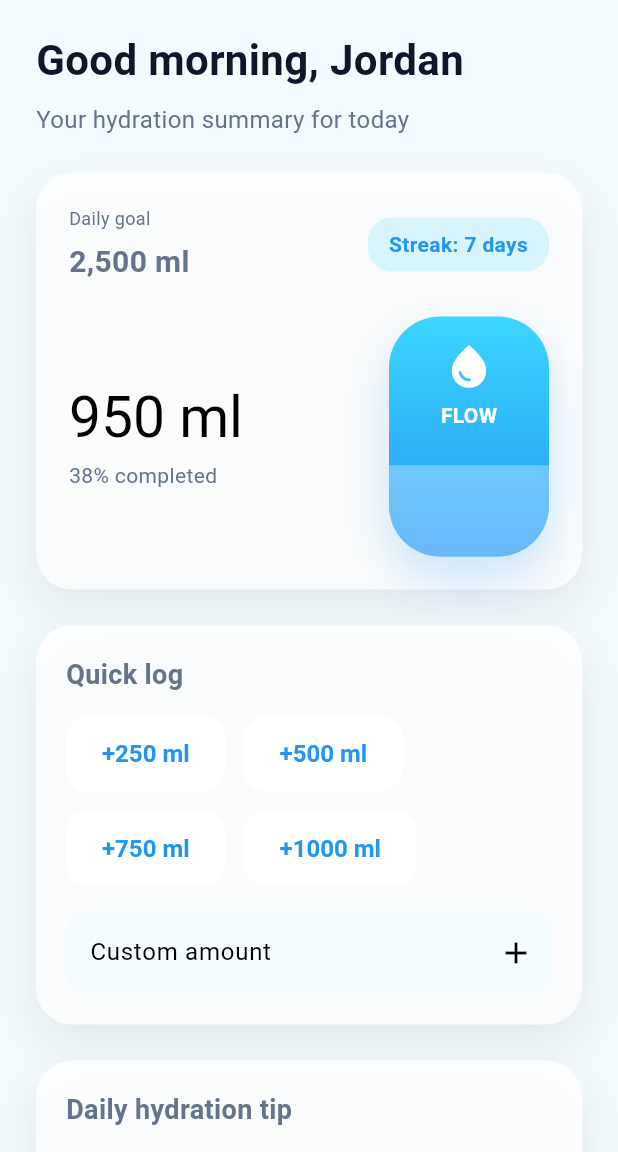
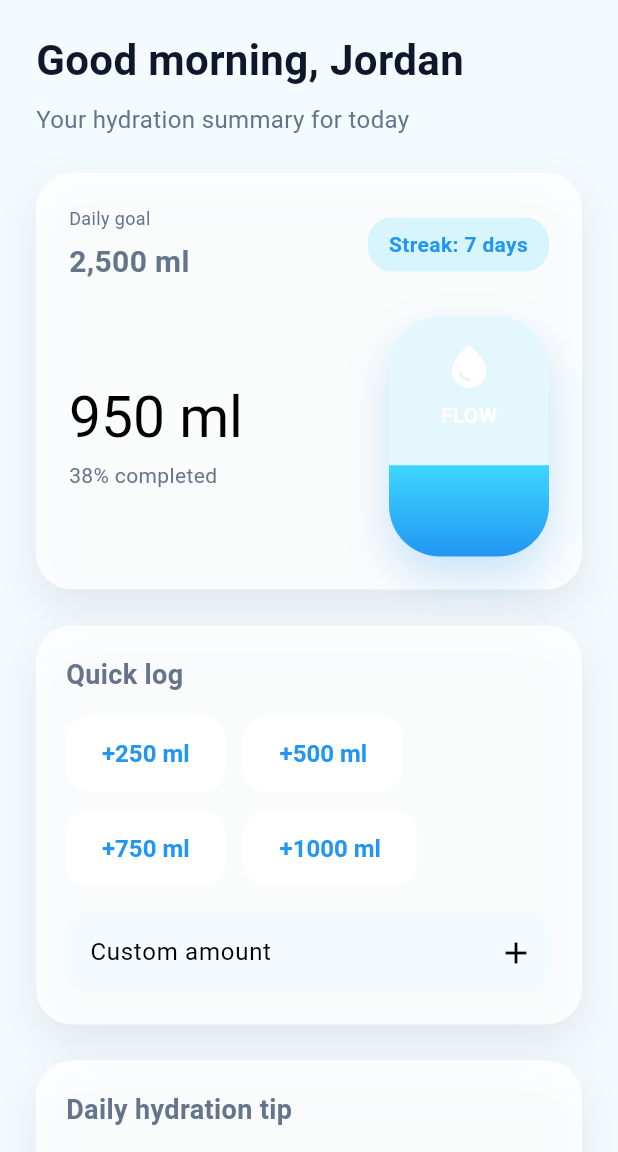
Before and after one commit to kavin-beep/WaterBuddy.app, a Flutter app: the HomeScreen screen opened directly, on a phone screen of 412 x 824 dp, the part 84-1236 px from its top. Run offline on Flutter 3.47's test engine with Material 3 defaults, Android fonts, the phone set to English and light mode, and no system bars; our stand-ins replace cloud_firestore, firebase_auth, firebase_core, flutter_riverpod, google_sign_in; accounts and stored records are empty.

Commit message:
Fix water bottle progress display

```diff
--- a/lib/features/home/presentation/home_screen.dart
+++ b/lib/features/home/presentation/home_screen.dart
@@ -161,11 +161,7 @@ class _HomeScreenState extends ConsumerState<HomeScreen> {
                             height: 160,
                             decoration: BoxDecoration(
                               borderRadius: BorderRadius.circular(34),
-                              gradient: const LinearGradient(
-                                colors: [Color(0xFF3DD6FF), Color(0xFF2196F3)],
-                                begin: Alignment.topCenter,
-                                end: Alignment.bottomCenter,
-                              ),
+                              color: const Color(0xFFE4F7FC),
                               boxShadow: [
                                 BoxShadow(
                                   color: AppTheme.primary.withOpacity(0.22),
@@ -204,7 +200,14 @@ class _HomeScreenState extends ConsumerState<HomeScreen> {
                                   child: Container(
                                     width: double.infinity,
                                     decoration: BoxDecoration(
-                                      color: Colors.white.withOpacity(0.32),
+                                      gradient: const LinearGradient(
+                                        colors: [
+                                          Color(0xFF3DD6FF),
+                                          Color(0xFF2196F3),
+                                        ],
+                                        begin: Alignment.topCenter,
+                                        end: Alignment.bottomCenter,
+                                      ),
                                       borderRadius: const BorderRadius.vertical(
                                         bottom: Radius.circular(34),
                                       ),
```
